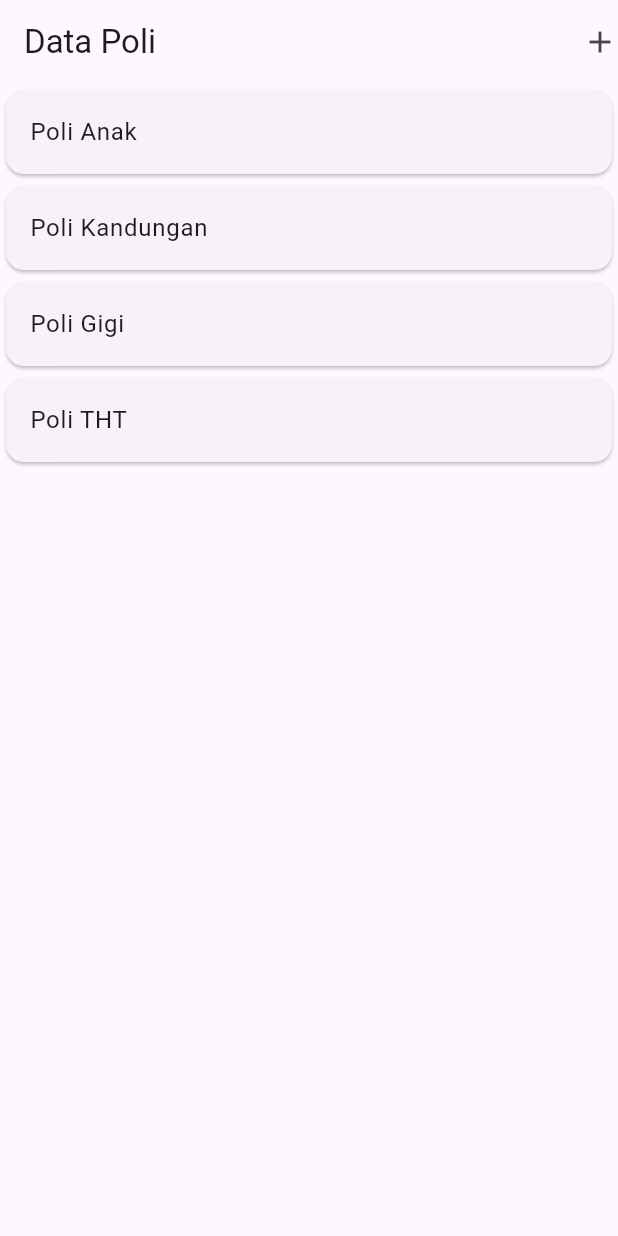
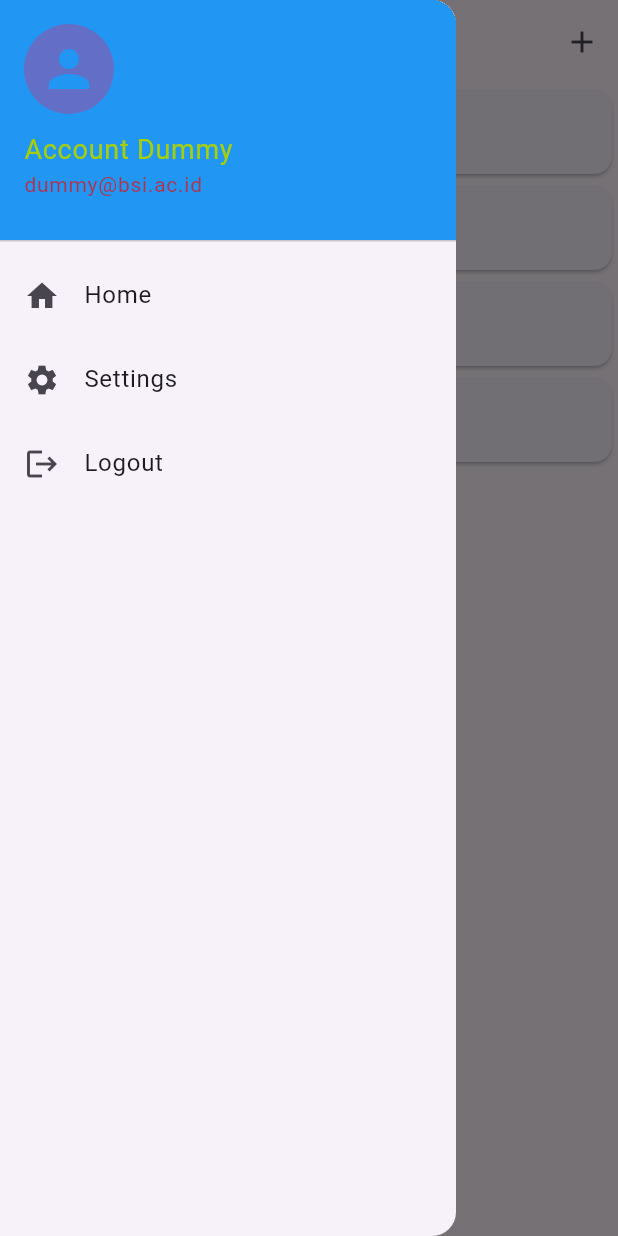
Before and after one commit to Saditta/poli_klinik, a Flutter app: the screen it shows after launch, with the side drawer open (before the commit the screen has no drawer), on a phone screen of 412 x 824 dp. Run offline on Flutter 3.47's test engine with Material 3 defaults, Android fonts, the phone set to English and light mode, and no system bars.

Commit message:
Pertemuan 7

```diff
--- a/lib/ui/poli_page.dart
+++ b/lib/ui/poli_page.dart
@@ -25,16 +25,19 @@ class _PoliPageState extends State<PoliPage> {
       appBar: AppBar(
         title: const Text("Data Poli"),
         actions: [
-          GestureDetector(
-            child: const Icon(Icons.add),
-            onTap: () {
+          IconButton(
+            icon: const Icon(Icons.add),
+            onPressed: () {
+              // Navigasi ke halaman form untuk menambah data poli baru
               Navigator.push(
                 context,
-                MaterialPageRoute(builder: (context) => PoliForm()));
+                MaterialPageRoute(builder: (context) => const PoliForm()),
+              );
             },
           ),
         ],
       ),
+      drawer: _buildDrawer(),
       body: ListView.builder(
         itemCount: poliList.length,
         itemBuilder: (context, index) {
@@ -53,4 +56,73 @@ class _PoliPageState extends State<PoliPage> {
       ),
     );
   }
+
+  // Fungsi untuk membangun drawer
+  Drawer _buildDrawer() {
+    return Drawer(
+      child: ListView(
+        padding: EdgeInsets.zero,
+        children: <Widget>[
+          _buildDrawerHeader(),
+          _buildDrawerItem(Icons.home, 'Home', () {
+            Navigator.pop(context);
+          }),
+          _buildDrawerItem(Icons.settings, 'Settings', () {
+            Navigator.pop(context);
+          }),
+          _buildDrawerItem(Icons.logout, 'Logout', () {
+            Navigator.pop(context);
+            // Tambahkan logika logout di sini jika diperlukan
+          }),
+        ],
+      ),
+    );
+  }
+
+  // Widget untuk Drawer Header
+  Widget _buildDrawerHeader() {
+    return const DrawerHeader(
+      decoration: BoxDecoration(
+        color: Colors.blue,
+      ),
+      child: Column(
+        crossAxisAlignment: CrossAxisAlignment.start,
+        children: <Widget>[
+          CircleAvatar(
+            radius: 30,
+            backgroundColor: Color.fromARGB(188, 123, 97, 182),
+            child: Icon(
+              Icons.person,
+              size: 40,
+              color: Colors.blue,
+            ),
+          ),
+          SizedBox(height: 10),
+          Text(
+            'Account Dummy',
+            style: TextStyle(
+              color: Color.fromARGB(255, 165, 207, 11),
+              fontSize: 18,
+            ),
+          ),
+          Text(
+            'dummy@bsi.ac.id',
+            style: TextStyle(
+              color: Color.fromARGB(179, 236, 9, 9),
+              fontSize: 14,
+            ),
+          ),
+        ],
+      ),
+    );
+  }
+
+  // Fungsi untuk membuat item drawer
+  Widget _buildDrawerItem(IconData icon, String title, VoidCallback onTap) {
+    return ListTile(
+      leading: Icon(icon),
+      title: Text(title),
+      onTap: onTap,
+    );
+  }
 }
```
Also changed, not shown: pubspec.lock.
